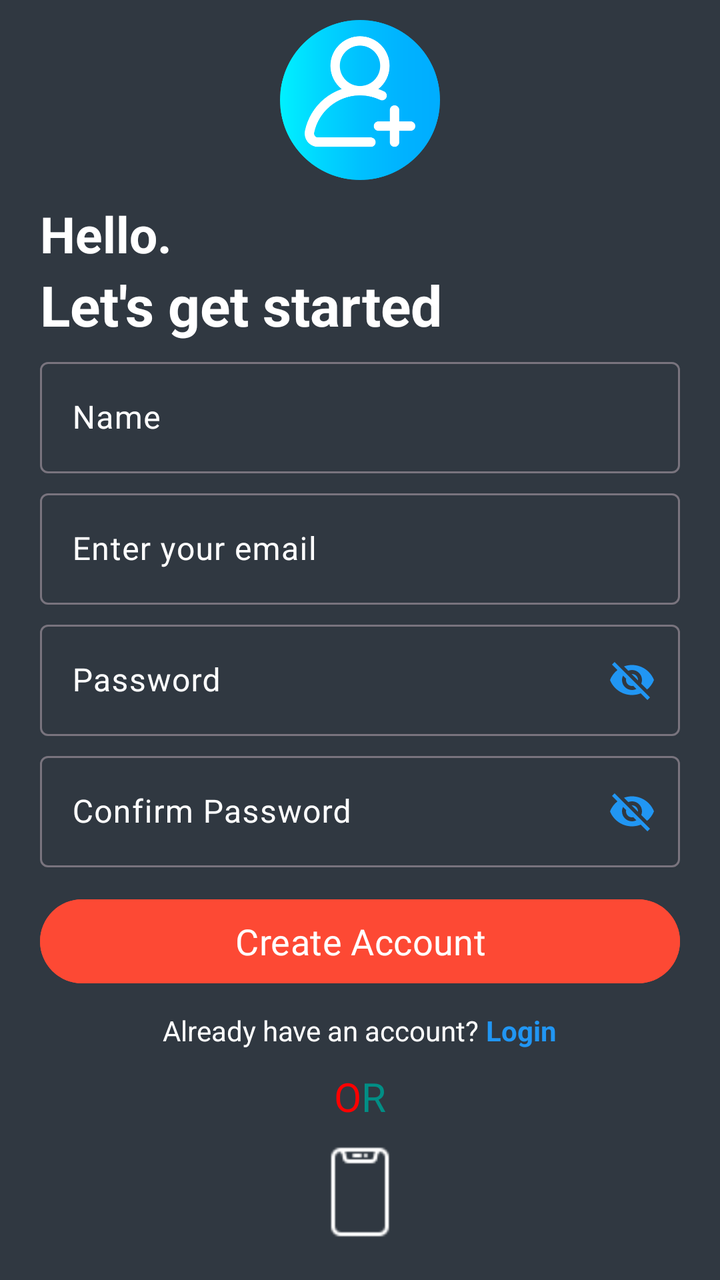
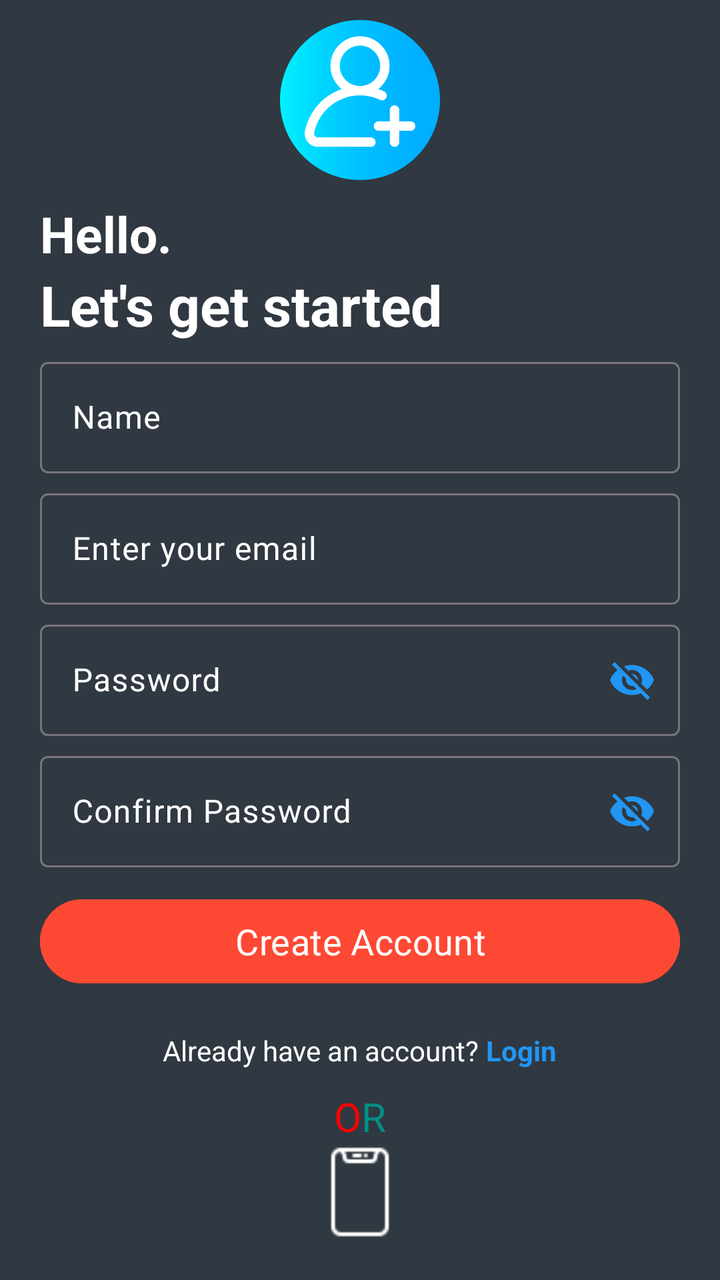

Screens rendered from an Android XML layout before and after an edit, with the pre-edit source and the edit as a unified diff.
<!-- AndroidManifest.xml: application theme Theme.LifePluse -->
<!-- res/layout/activity_sign_up.xml -->
<?xml version="1.0" encoding="utf-8"?>
<RelativeLayout xmlns:android="http://schemas.android.com/apk/res/android"
    xmlns:app="http://schemas.android.com/apk/res-auto"
    xmlns:tools="http://schemas.android.com/tools"
    android:layout_width="match_parent"
    android:layout_height="match_parent"
    android:background="@color/singinsignup_bg"
    tools:context=".activity.SignUp">


    <ImageView
        android:id="@+id/sign_up_icon"
        android:layout_width="80dp"
        android:layout_height="80dp"
        android:layout_centerHorizontal="true"
        android:layout_marginVertical="10dp"
        android:src="@drawable/sign_up" />

    <LinearLayout
        android:id="@+id/hello_text"
        android:layout_width="match_parent"
        android:layout_height="wrap_content"
        android:layout_below="@id/sign_up_icon"
        android:layout_marginLeft="20dp"
        android:layout_marginRight="20dp"
        android:orientation="vertical">

        <TextView
            android:layout_width="match_parent"
            android:layout_height="wrap_content"
            android:text="Hello."
            android:textColor="@color/white"
            android:textSize="25sp"
            android:textStyle="bold" />

        <TextView
            android:layout_width="match_parent"
            android:layout_height="wrap_content"
            android:text="Let's get started"
            android:textColor="@color/white"
            android:textSize="28sp"
            android:textStyle="bold" />

    </LinearLayout>

    <LinearLayout
        android:id="@+id/form_layout"
        android:layout_width="match_parent"
        android:layout_height="wrap_content"
        android:layout_below="@id/hello_text"
        android:layout_marginLeft="20dp"
        android:layout_marginRight="20dp"
        android:orientation="vertical">


        <com.google.android.material.textfield.TextInputLayout
            android:id="@+id/nameinputlayoutId"
            android:layout_width="match_parent"
            android:layout_height="wrap_content"
            android:elevation="20dp"
            android:hint="Name"
            android:textColorHint="@color/white"
            app:hintTextAppearance="@style/TextAppearance.AppCompat.Large">

            <com.google.android.material.textfield.TextInputEditText
                android:id="@+id/nameEd"
                android:layout_width="match_parent"
                android:layout_height="wrap_content"
                android:inputType="textPersonName"
                android:textColor="@color/white" />


        </com.google.android.material.textfield.TextInputLayout>


        <com.google.android.material.textfield.TextInputLayout
            android:id="@+id/emailinputlayoutId"
            android:layout_width="match_parent"
            android:layout_height="wrap_content"
            android:elevation="20dp"
            android:hint="Enter your email"
            android:textColorHint="@color/white"
            app:hintTextAppearance="@style/TextAppearance.AppCompat.Large">

            <com.google.android.material.textfield.TextInputEditText
                android:id="@+id/emailEd"
                android:layout_width="match_parent"
                android:layout_height="wrap_content"
                android:inputType="textPersonName"
                android:textColor="@color/white" />


        </com.google.android.material.textfield.TextInputLayout>


        <com.google.android.material.textfield.TextInputLayout
            android:id="@+id/passwordinputlayoutId"
            android:layout_width="match_parent"
            android:layout_height="wrap_content"
            android:elevation="20dp"
            android:hint="Password"
            android:textColorHint="@color/white"
            app:hintTextAppearance="@style/TextAppearance.AppCompat.Large"
            app:passwordToggleEnabled="true"
            app:passwordToggleTint="@color/colorPrimary">

            <com.google.android.material.textfield.TextInputEditText
                android:id="@+id/passwordEd"
                android:layout_width="match_parent"
                android:layout_height="wrap_content"
                android:inputType="textPersonName"
                android:textColor="@color/white" />


        </com.google.android.material.textfield.TextInputLayout>


        <com.google.android.material.textfield.TextInputLayout
            android:id="@+id/confirm_passwordinputlayoutId"
            android:layout_width="match_parent"
            android:layout_height="wrap_content"
            android:elevation="20dp"
            android:hint="Confirm Password"
            android:textColorHint="@color/white"
            app:hintTextAppearance="@style/TextAppearance.AppCompat.Large"
            app:passwordToggleEnabled="true"
            app:passwordToggleTint="@color/colorPrimary">

            <com.google.android.material.textfield.TextInputEditText
                android:id="@+id/confirempasswordEd"
                android:layout_width="match_parent"
                android:layout_height="wrap_content"
                android:inputType="textPersonName"
                android:textColor="@color/white" />


        </com.google.android.material.textfield.TextInputLayout>


        <com.google.android.material.button.MaterialButton
            android:id="@+id/create_account_btn"
            android:layout_width="match_parent"
            android:layout_height="50dp"
            android:layout_marginTop="12dp"
            android:backgroundTint="@color/blood_splashbg"
            android:fontFamily="@font/aclonica"
            android:text="Create Account"
            android:textColor="@color/white"
            android:textSize="18sp" />

        <ProgressBar
            android:id="@+id/progress_bar"
            android:layout_width="24dp"
            android:layout_height="64dp"
            android:layout_gravity="center"
            android:layout_marginTop="12dp"
            android:visibility="gone" />


    </LinearLayout>


    <LinearLayout
        android:id="@+id/createaccount_txt"
        android:layout_width="match_parent"
        android:layout_height="wrap_content"
        android:layout_below="@id/form_layout"
        android:layout_marginTop="10dp"
        android:gravity="center"
        android:orientation="horizontal">

        <TextView
            android:layout_width="wrap_content"
            android:layout_height="wrap_content"
            android:text="Already have an account? "
            android:textColor="@color/white" />

        <TextView
            android:id="@+id/login_text_view_btn"
            android:layout_width="wrap_content"
            android:layout_height="wrap_content"
            android:text="Login"
            android:textColor="@color/colorPrimary"
            android:textStyle="bold" />

    </LinearLayout>

    <LinearLayout
        android:layout_width="match_parent"
        android:layout_height="wrap_content"
        android:layout_below="@id/createaccount_txt"
        android:layout_marginTop="10dp"
        android:gravity="center_horizontal"
        android:layout_marginBottom="8dp"
        android:orientation="horizontal">


        <TextView
            android:layout_width="wrap_content"
            android:layout_height="wrap_content"
            android:fontFamily="@font/aclonica"
            android:text="O"
            android:textColor="@color/red"
            android:textSize="20sp" />

        <TextView
            android:layout_width="wrap_content"
            android:layout_height="wrap_content"
            android:fontFamily="@font/aclonica"
            android:text="R"
            android:textColor="@color/status_bar"
            android:textSize="20sp" />


    </LinearLayout>

    <LinearLayout
        android:id="@+id/socialicons"
        android:layout_width="match_parent"
        android:layout_height="wrap_content"
        android:layout_alignParentBottom="true"
        android:gravity="center">


        <ImageView
            android:layout_width="48dp"
            android:layout_height="48dp"
            android:layout_margin="20dp"
            android:src="@drawable/google"
            android:visibility="invisible" />

        <ImageView
            android:layout_width="48dp"
            android:layout_height="48dp"
            android:layout_margin="20dp"
            app:tint="@color/white"
            android:src="@drawable/mobile_icon" />

        <ImageView
            android:layout_width="48dp"
            android:layout_height="48dp"
            android:layout_margin="20dp"
            android:src="@drawable/twitter"
            android:visibility="invisible" />

    </LinearLayout>


</RelativeLayout>
<!-- resources referenced by this layout -->
<resources>
  <color name="blood_splashbg">#FD4934</color>
  <color name="colorPrimary">#2196F3</color>
  <color name="red">#FF0000</color>
  <color name="singinsignup_bg">#303841</color>
  <color name="status_bar">#018E85</color>
  <color name="white">#FFFFFFFF</color>
  <!-- drawable google: png bitmap (drawable, 14737 bytes) -->
  <!-- drawable mobile_icon: png bitmap (drawable, 431 bytes) -->
  <!-- drawable sign_up: png bitmap (drawable, 23205 bytes) -->
  <!-- drawable twitter: png bitmap (drawable, 12818 bytes) -->
  <style name="Theme.LifePluse" parent="Base.Theme.LifePluse" />
  <style name="Base.Theme.LifePluse" parent="Theme.Material3.DayNight.NoActionBar">
          
  
          <item name="android:windowIsTranslucent">true</item>
  
          <item name="colorPrimary">@color/status_bar</item>
      </style>
</resources>

<!-- the commit's change to res/layout/activity_sign_up.xml (unified diff, before → after) -->
@@ -165,7 +165,7 @@
         android:layout_width="match_parent"
         android:layout_height="wrap_content"
         android:layout_below="@id/form_layout"
-        android:layout_marginTop="10dp"
+        android:layout_marginTop="20dp"
         android:gravity="center"
         android:orientation="horizontal">
 
@@ -230,6 +230,7 @@
             android:visibility="invisible" />
 
         <ImageView
+            android:id="@+id/phone_signup_btn"
             android:layout_width="48dp"
             android:layout_height="48dp"
             android:layout_margin="20dp"
